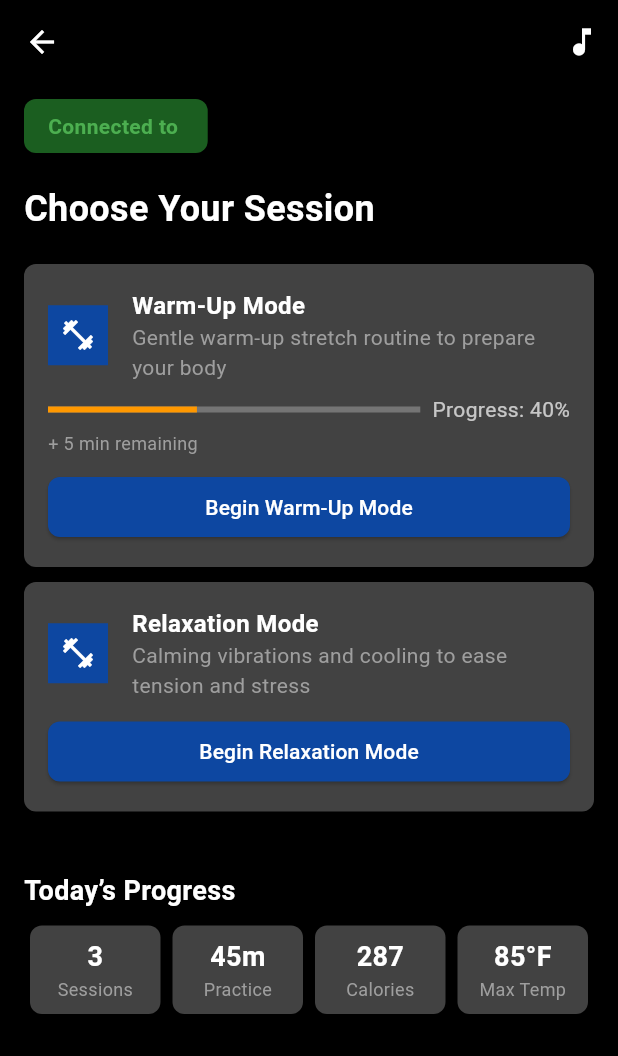
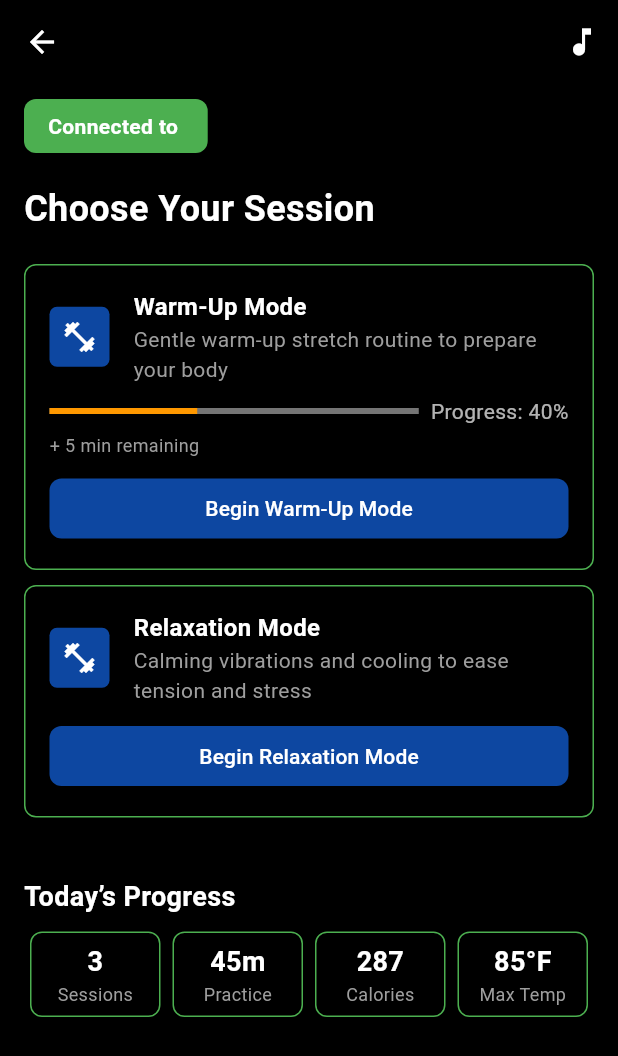
Before and after one commit to SumitSinghBharangar/smart_yoga_mat, a Flutter app: the ControlPanelScreen screen opened directly, on a phone screen of 412 x 824 dp. Shown: the top 1056 px of the screen. Run offline on Flutter 3.47's test engine with Material 3 defaults, Android fonts, the phone set to English and light mode, and no system bars; our stand-ins replace cloud_firestore, firebase_core, flutter_screenutil, lottie, permission_handler; missing offline and left inert: flutter_reactive_ble; accounts and stored records are empty.

```diff
--- a/lib/features/control/control_panel_screen.dart
+++ b/lib/features/control/control_panel_screen.dart
@@ -9,17 +9,17 @@ class ControlPanelScreen extends StatefulWidget {
   const ControlPanelScreen({super.key});
 
   @override
-  _ControlPanelScreenState createState() => _ControlPanelScreenState();
+  State<ControlPanelScreen> createState() => _ControlPanelScreenState();
 }
 
 class _ControlPanelScreenState extends State<ControlPanelScreen> {
   bool _isSessionActive = false;
   String _activeSession = '';
   String _sessionDetails = '';
-  String _matTemp = '78°F';
-  String _heartRateZone = 'Light';
-  String _duration = '8 minutes';
-  String _calories = '45';
+  final String _matTemp = '78°F';
+  final String _heartRateZone = 'Light';
+  final String _duration = '8 minutes';
+  final String _calories = '45';
   DateTime _startTime = DateTime.now();
 
   void _startSession(String session) {
@@ -97,13 +97,13 @@ class _ControlPanelScreenState extends State<ControlPanelScreen> {
                   padding:
                       const EdgeInsets.symmetric(horizontal: 16, vertical: 8),
                   decoration: BoxDecoration(
-                    color: Colors.green[900], // Adjusted for dark theme
+                    color: Colors.green, // Adjusted for dark theme
                     borderRadius: BorderRadius.circular(8),
                   ),
                   child: Text(
                     'Connected to ${appState.connectedDevice}',
                     style: const TextStyle(
-                        color: Colors.green, fontWeight: FontWeight.bold),
+                        color: Colors.white, fontWeight: FontWeight.bold),
                   ),
                 ),
                 const SizedBox(height: 20),
@@ -210,7 +210,9 @@ class _ControlPanelScreenState extends State<ControlPanelScreen> {
     return Container(
       padding: const EdgeInsets.all(16),
       decoration: BoxDecoration(
-        color: Colors.grey[800], // Adjusted for dark theme
+        border: Border.all(
+          color: Colors.green,
+        ), // Adjusted for dark theme
         borderRadius: BorderRadius.circular(8),
       ),
       child: Column(
@@ -221,7 +223,10 @@ class _ControlPanelScreenState extends State<ControlPanelScreen> {
               Container(
                 width: 40,
                 height: 40,
-                color: Colors.blue[900], // Adjusted for dark theme
+                decoration: BoxDecoration(
+                    color: Colors.blue[900],
+                    borderRadius: BorderRadius.circular(5)),
+                // Adjusted for dark theme
                 child: const Icon(Icons.fitness_center, color: Colors.white),
               ),
               const SizedBox(width: 16),
@@ -295,9 +300,11 @@ class _ControlPanelScreenState extends State<ControlPanelScreen> {
     return Expanded(
       child: Container(
         margin: const EdgeInsets.symmetric(horizontal: 4),
-        padding: const EdgeInsets.all(8),
+        padding: const EdgeInsets.all(6),
         decoration: BoxDecoration(
-          color: color,
+          border: Border.all(
+            color: Colors.green,
+          ),
           borderRadius: BorderRadius.circular(8),
         ),
         child: Column(
```
Also changed, not shown: lib/features/features_and_update/product_showcase_screen.dart (+33 -18 lines), 1 other file.
